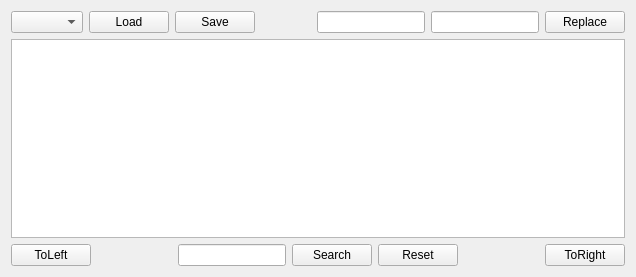
First picture: the form in Gui/Control/CompareControl.ui, repository taynpg/frelay, before the edit.
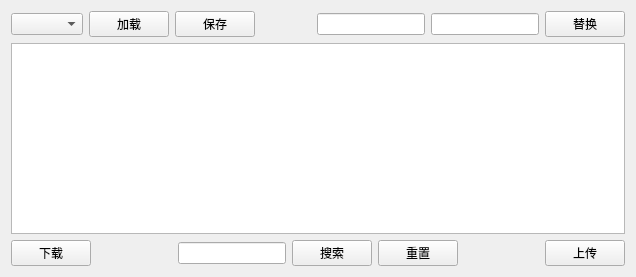
Second picture: the form after the edit. Custom widgets are drawn as their Qt base class.

```diff
--- a/Gui/Control/CompareControl.ui
+++ b/Gui/Control/CompareControl.ui
@@ -22,14 +22,14 @@
      <item>
       <widget class="QPushButton" name="btnLoad">
        <property name="text">
-        <string>Load</string>
+        <string>加载</string>
        </property>
       </widget>
      </item>
      <item>
       <widget class="QPushButton" name="btnSave">
        <property name="text">
-        <string>Save</string>
+        <string>保存</string>
        </property>
       </widget>
      </item>
@@ -55,7 +55,7 @@
      <item>
       <widget class="QPushButton" name="btnReplace">
        <property name="text">
-        <string>Replace</string>
+        <string>替换</string>
        </property>
       </widget>
      </item>
@@ -69,7 +69,7 @@
      <item>
       <widget class="QPushButton" name="btnLeft">
        <property name="text">
-        <string>ToLeft</string>
+        <string>下载</string>
        </property>
       </widget>
      </item>
@@ -92,14 +92,14 @@
      <item>
       <widget class="QPushButton" name="pushButton">
        <property name="text">
-        <string>Search</string>
+        <string>搜索</string>
        </property>
       </widget>
      </item>
      <item>
       <widget class="QPushButton" name="pushButton_2">
        <property name="text">
-        <string>Reset</string>
+        <string>重置</string>
        </property>
       </widget>
      </item>
@@ -119,7 +119,7 @@
      <item>
       <widget class="QPushButton" name="btnRight">
        <property name="text">
-        <string>ToRight</string>
+        <string>上传</string>
        </property>
       </widget>
      </item>
```
